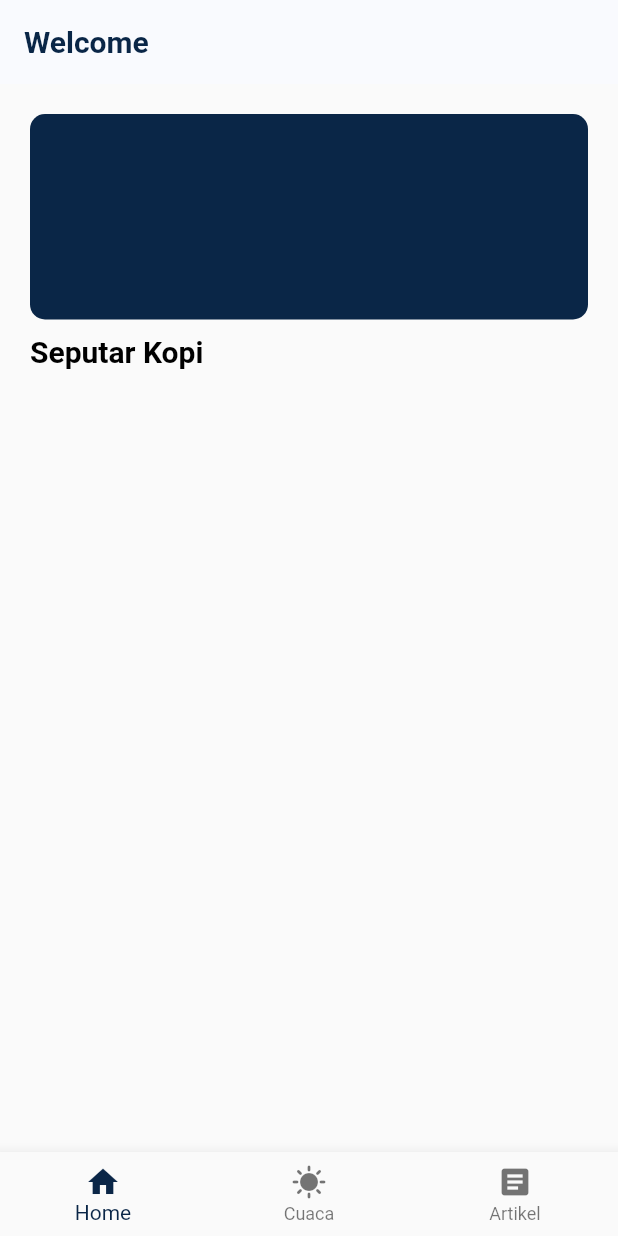
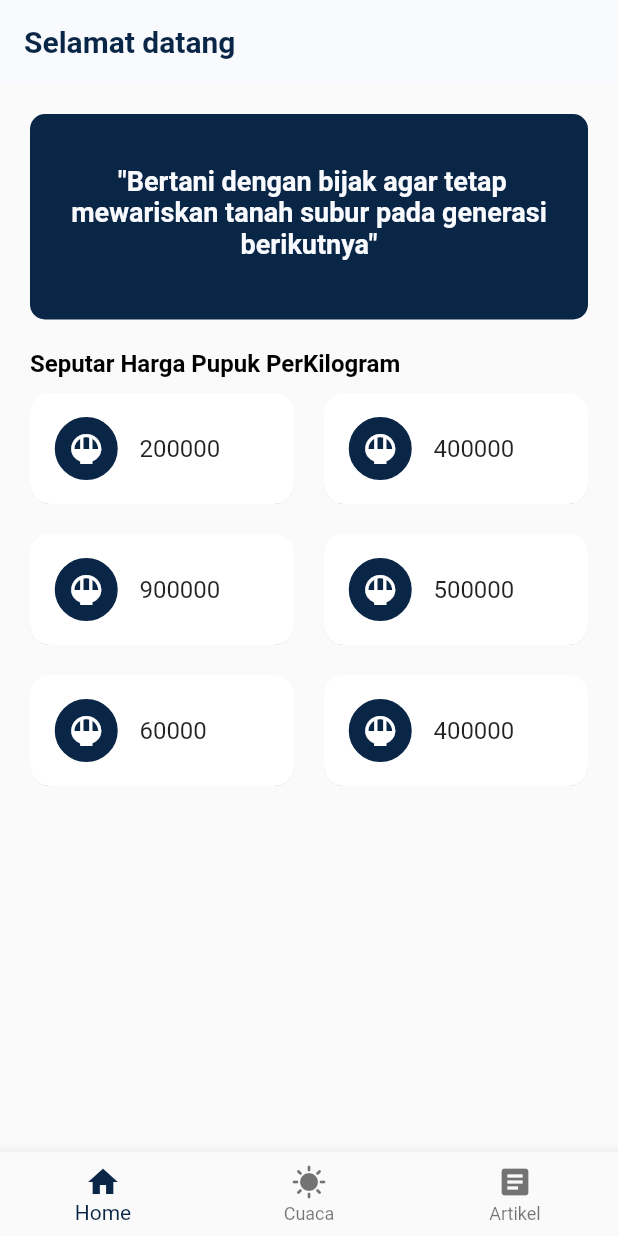
Before and after one commit to muhammadzuama/TugasPBM_1, a Flutter app: the screen it shows after launch, after a tap on "LOGIN", on a phone screen of 412 x 824 dp. Run offline on Flutter 3.47's test engine with Material 2 defaults, Android fonts, the phone set to English and light mode, and no system bars; our stand-ins replace font_awesome_flutter, get, hexcolor; network calls fail.

Commit message:
nambah logo dan homepage

```diff
--- a/lib/view/homepage.dart
+++ b/lib/view/homepage.dart
@@ -15,7 +15,7 @@ class _HomepageState extends State<Homepage> {
     return Scaffold(
         appBar: AppBar(
           title: Text(
-            'Welcome $username',
+            'Selamat datang $username',
             style: TextStyle(
                 color: GlobalColors.textColor,
                 fontSize: 20,
@@ -45,31 +45,131 @@ class _HomepageState extends State<Homepage> {
                         decoration: InputDecoration(
                             border: InputBorder.none,
                             hintText:
-                                ' "Hidup ini seperti secangkir kopi di mana pahit dan manis bertemu dalam kehangatan" ',
+                                ' "Bertani dengan bijak agar tetap mewariskan tanah subur pada generasi berikutnya" ',
                             hintStyle: TextStyle(
-                                fontSize: 16,
+                                fontSize: 18,
                                 fontWeight: FontWeight.bold,
-                                color: GlobalColors.mainColor),
+                                color: GlobalColors.backgroundColor),
                             contentPadding: const EdgeInsets.symmetric(
                                 horizontal: 20, vertical: 40)),
                         textAlignVertical: TextAlignVertical.center,
                       ),
                     ),
                     const SizedBox(
-                      height: 10,
+                      height: 20,
                     ),
                     const Text(
-                      "Seputar Kopi",
+                      "Seputar Harga Pupuk PerKilogram",
                       style: TextStyle(
                         color: Colors.black,
-                        fontSize: 20,
+                        fontSize: 16,
                         fontWeight: FontWeight.bold,
                       ),
                     ),
                     const SizedBox(
                       height: 10,
                     ),
+                    Wrap(
+                      spacing: 20,
+                      runSpacing: 20,
+                      children: <Widget>[
+                        SeassionCard(
+                          seassionNum: 200000,
+                          isDone: true,
+                          press: () {},
+                        ),
+                        SeassionCard(
+                          seassionNum: 400000,
+                          press: () {},
+                        ),
+                        SeassionCard(
+                          seassionNum: 900000,
+                          press: () {},
+                        ),
+                        SeassionCard(
+                          seassionNum: 500000,
+                          press: () {},
+                        ),
+                        SeassionCard(
+                          seassionNum: 60000,
+                          press: () {},
+                        ),
+                        SeassionCard(
+                          seassionNum: 400000,
+                          press: () {},
+                        ),
+                      ],
+                    ),
                   ])),
         ));
   }
 }
+
+class SeassionCard extends StatelessWidget {
+  final int seassionNum;
+  final bool isDone;
+  final Function press;
+  const SeassionCard({
+    Key? key,
+    required this.seassionNum,
+    this.isDone = false,
+    required this.press,
+  }) : super(key: key);
+
+  @override
+  Widget build(BuildContext context) {
+    return LayoutBuilder(builder: (context, constraint) {
+      return ClipRRect(
+        borderRadius: BorderRadius.circular(13),
+        child: Container(
+          width: constraint.maxWidth / 2 -
+              10, // constraint.maxWidth provide us the available with for this widget
+          // padding: EdgeInsets.all(16),
+          decoration: BoxDecoration(
+            color: Colors.white,
+            borderRadius: BorderRadius.circular(13),
+            boxShadow: [
+              BoxShadow(
+                offset: Offset(0, 17),
+                blurRadius: 23,
+                spreadRadius: -13,
+                color: GlobalColors.buttonColor,
+              ),
+            ],
+          ),
+          child: Material(
+            color: Colors.transparent,
+            child: InkWell(
+              onTap: press(),
+              child: Padding(
+                padding: const EdgeInsets.all(16.0),
+                child: Row(
+                  children: <Widget>[
+                    Container(
+                      height: 42,
+                      width: 43,
+                      decoration: BoxDecoration(
+                        color: GlobalColors.buttonColor,
+                        shape: BoxShape.circle,
+                        border: Border.all(color: GlobalColors.buttonColor),
+                      ),
+                      child: Icon(
+                        Icons.rice_bowl,
+                        color: Colors.white,
+                      ),
+                    ),
+                    SizedBox(width: 10),
+                    Text(
+                      " $seassionNum",
+                      style: Theme.of(context).textTheme.subtitle1,
+                    )
+                  ],
+                ),
+              ),
+            ),
+          ),
+        ),
+      );
+    });
+  }
+}
--- a/lib/view/splash.view.dart
+++ b/lib/view/splash.view.dart
@@ -19,7 +19,7 @@ class SplashView extends StatelessWidget {
       backgroundColor: GlobalColors.mainColor,
       body: const Center(
         child: Image(
-          image: AssetImage('images/logo3.png'),
+          image: AssetImage('images/logo4.png'),
           width: 250,
           height: 250,
         ),
--- a/lib/view/weather.view.dart
+++ b/lib/view/weather.view.dart
@@ -85,7 +85,7 @@ class _WeatherState extends State<Weather> {
           ),
           Expanded(
               child: Padding(
-            padding: EdgeInsets.all(0.0),
+            padding: EdgeInsets.all(10.0),
             child: ListView(
               children: <Widget>[
                 ListTile(
--- a/pubspec.yaml
+++ b/pubspec.yaml
@@ -64,7 +64,7 @@ flutter:
 
   # To add assets to your application, add an assets section, like this:
   assets:
-    - images/logo3.png
+    - images/logo4.png
   #   - images/a_dot_ham.jpeg
 
   # An image asset can refer to one or more resolution-specific "variants", see
```
Also changed, not shown: images/a.png (added), images/logo1.png (added), images/logo4.png (added).
